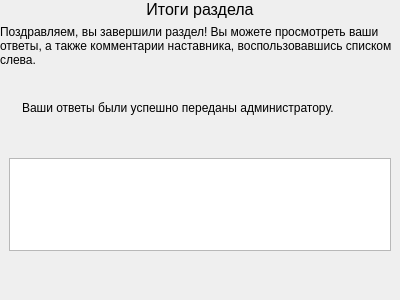
First picture: the form in training/totalpage.ui, repository TheMrButcher/offline-mentor, before the edit.
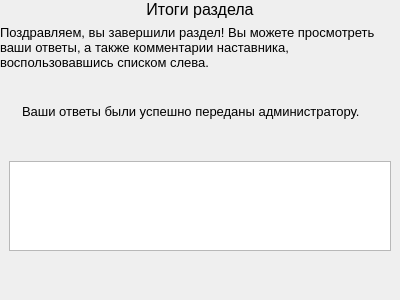
Second picture: the form after the edit. Icons and pictures are not drawn.

Patch:
```diff
--- a/training/totalpage.ui
+++ b/training/totalpage.ui
@@ -43,6 +43,11 @@
    </item>
    <item>
     <widget class="QLabel" name="label">
+     <property name="font">
+      <font>
+       <pointsize>10</pointsize>
+      </font>
+     </property>
      <property name="text">
       <string>&lt;html&gt;&lt;head/&gt;&lt;body&gt;&lt;p&gt;Поздравляем, вы завершили раздел! Вы можете просмотреть ваши ответы, а также комментарии наставника, воспользовавшись списком слева.&lt;/p&gt;&lt;/body&gt;&lt;/html&gt;</string>
      </property>
@@ -100,6 +105,11 @@
        </item>
        <item>
         <widget class="QLabel" name="label_2">
+         <property name="font">
+          <font>
+           <pointsize>10</pointsize>
+          </font>
+         </property>
          <property name="text">
           <string>Ваши ответы были успешно переданы администратору.</string>
          </property>
@@ -218,7 +228,14 @@
      </property>
      <layout class="QVBoxLayout" name="totalLayout">
       <item>
-       <widget class="QTextBrowser" name="totalBrowser"/>
+       <widget class="QTextBrowser" name="totalBrowser">
+        <property name="font">
+         <font>
+          <family>Times New Roman</family>
+          <pointsize>14</pointsize>
+         </font>
+        </property>
+       </widget>
       </item>
      </layout>
     </widget>
```
